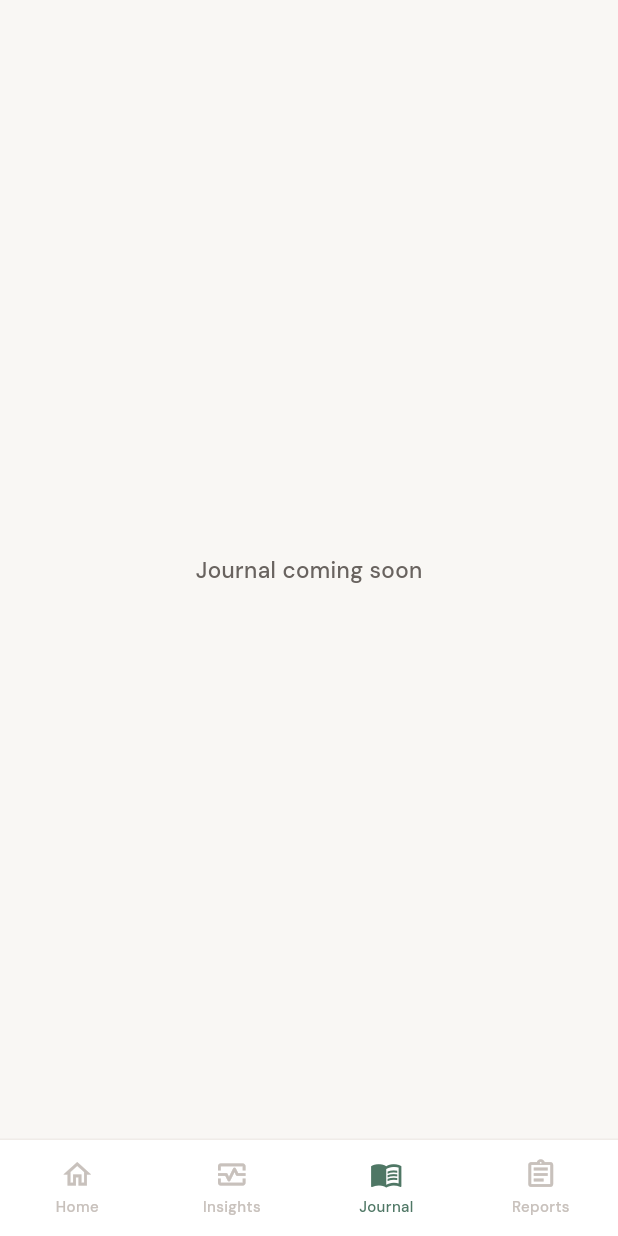
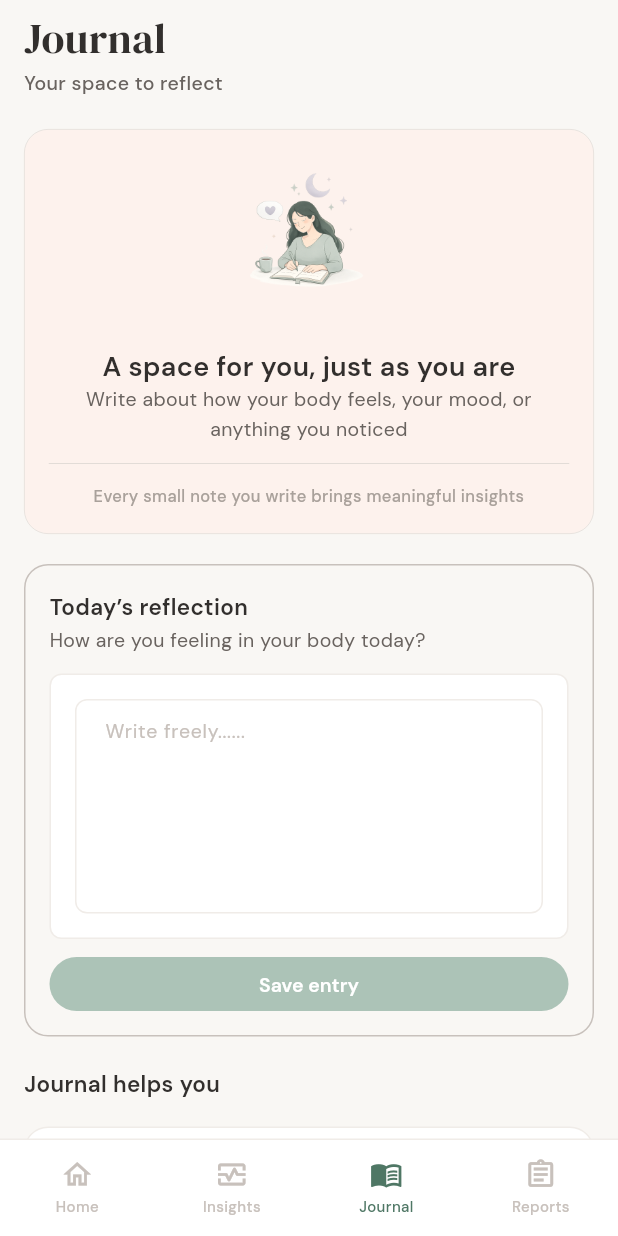
Before and after one commit to ritu-app/ritu, a Flutter app: the HomeScreen screen opened directly with empty values, item 3 of the bottom bar chosen, on a phone screen of 412 x 824 dp. Run offline on Flutter 3.47's test engine with Material 3 defaults, Android fonts, the phone set to English and light mode, and no system bars; our stand-ins replace google_fonts.

Commit message:
Impelement Journal tab

```diff
--- a/lib/features/home/home_screen.dart
+++ b/lib/features/home/home_screen.dart
@@ -3,6 +3,7 @@ import 'package:google_fonts/google_fonts.dart';
 
 import '../../theme/ritu_colors.dart';
 import '../insights/insights_screen.dart';
+import '../journal/journal_screen.dart';
 import '../settings/settings_screen.dart';
 import '../setup/widgets/ritu_calendar.dart';
 
@@ -90,6 +91,7 @@ class _HomeScreenState extends State<HomeScreen> {
                 1 => InsightsScreen(
                     onLogToday: () => setState(() => _tabIndex = 0),
                   ),
+                2 => const JournalScreen(),
                 _ => _PlaceholderTab(label: _tabLabel(_tabIndex)),
               },
             ),
--- /dev/null
+++ b/lib/features/journal/journal_screen.dart
@@ -0,0 +1,383 @@
+import 'package:flutter/material.dart';
+import 'package:google_fonts/google_fonts.dart';
+
+import '../../theme/ritu_colors.dart';
+
+/// New-user Journal tab: prompt to write plus benefits list.
+class JournalScreen extends StatefulWidget {
+  const JournalScreen({super.key});
+
+  @override
+  State<JournalScreen> createState() => _JournalScreenState();
+}
+
+class _JournalScreenState extends State<JournalScreen> {
+  final _controller = TextEditingController();
+  bool _hasText = false;
+
+  static const _heroBackground = Color(0xFFFDF2ED);
+  static const _heroBorder = Color(0xFFE2DDD8);
+
+  static const _helpItems = [
+    (
+      Icons.sentiment_satisfied_alt_outlined,
+      RituColors.fillCriticalSecondary,
+      RituColors.iconCritical,
+      'Reduce stress',
+      'Writing helps you release your thoughts',
+    ),
+    (
+      Icons.auto_awesome,
+      RituColors.fillPositiveSecondary,
+      RituColors.textPositive,
+      'Increase clarity',
+      'Journaling helps you think more clearly',
+    ),
+    (
+      Icons.hub_outlined,
+      RituColors.fillInfoSecondary,
+      RituColors.iconInfo,
+      'Improve well-being',
+      'Boost your mood and support daily balance',
+    ),
+    (
+      Icons.psychology_outlined,
+      RituColors.fillAttentionSecondary,
+      RituColors.iconAttention,
+      'Build self awareness',
+      'Learn from your thoughts and experiences',
+    ),
+  ];
+
+  @override
+  void initState() {
+    super.initState();
+    _controller.addListener(() {
+      final next = _controller.text.trim().isNotEmpty;
+      if (next != _hasText) setState(() => _hasText = next);
+    });
+  }
+
+  @override
+  void dispose() {
+    _controller.dispose();
+    super.dispose();
+  }
+
+  void _saveEntry() {
+    if (!_hasText) return;
+    _controller.clear();
+    FocusScope.of(context).unfocus();
+    ScaffoldMessenger.of(context).showSnackBar(
+      SnackBar(
+        content: Text(
+          'Entry saved',
+          style: GoogleFonts.dmSans(fontWeight: FontWeight.w500),
+        ),
+        behavior: SnackBarBehavior.floating,
+        backgroundColor: RituColors.sage600,
+      ),
+    );
+  }
+
+  @override
+  Widget build(BuildContext context) {
+    return ListView(
+      padding: const EdgeInsets.fromLTRB(16, 8, 16, 24),
+      children: [
+        Text(
+          'Journal',
+          style: GoogleFonts.dmSerifDisplay(
+            fontSize: 28,
+            fontWeight: FontWeight.w400,
+            height: 34 / 28,
+            color: RituColors.textPrimary,
+          ),
+        ),
+        const SizedBox(height: 4),
+        Text(
+          'Your space to reflect',
+          style: GoogleFonts.dmSans(
+            fontSize: 13,
+            fontWeight: FontWeight.w500,
+            height: 20 / 13,
+            color: RituColors.textSecondary,
+          ),
+        ),
+        const SizedBox(height: 20),
+        const _HeroCard(),
+        const SizedBox(height: 20),
+        _ReflectionCard(
+          controller: _controller,
+          canSave: _hasText,
+          onSave: _saveEntry,
+        ),
+        const SizedBox(height: 20),
+        Text(
+          'Journal helps you',
+          style: GoogleFonts.dmSans(
+            fontSize: 15,
+            fontWeight: FontWeight.w600,
+            height: 24 / 15,
+            color: RituColors.textPrimary,
+          ),
+        ),
+        const SizedBox(height: 16),
+        for (var i = 0; i < _helpItems.length; i++) ...[
+          if (i > 0) const SizedBox(height: 16),
+          _HelpRow(
+            icon: _helpItems[i].$1,
+            iconBackground: _helpItems[i].$2,
+            iconColor: _helpItems[i].$3,
+            title: _helpItems[i].$4,
+            subtitle: _helpItems[i].$5,
+          ),
+        ],
+      ],
+    );
+  }
+}
+
+class _HeroCard extends StatelessWidget {
+  const _HeroCard();
+
+  @override
+  Widget build(BuildContext context) {
+    return Container(
+      width: double.infinity,
+      padding: const EdgeInsets.all(16),
+      decoration: BoxDecoration(
+        color: _JournalScreenState._heroBackground,
+        borderRadius: BorderRadius.circular(16),
+        border: Border.all(
+          color: _JournalScreenState._heroBorder,
+          width: 0.5,
+        ),
+      ),
+      child: Column(
+        children: [
+          SizedBox(
+            width: 116,
+            height: 118,
+            child: Image.asset(
+              'assets/images/journal_reflection.png',
+              fit: BoxFit.contain,
+            ),
+          ),
+          const SizedBox(height: 12),
+          Text(
+            'A space for you, just as you are',
+            textAlign: TextAlign.center,
+            style: GoogleFonts.dmSans(
+              fontSize: 18,
+              fontWeight: FontWeight.w600,
+              height: 24 / 18,
+              color: RituColors.textPrimary,
+            ),
+          ),
+          Text(
+            'Write about how your body feels, your mood, or anything you noticed',
+            textAlign: TextAlign.center,
+            style: GoogleFonts.dmSans(
+              fontSize: 13,
+              fontWeight: FontWeight.w400,
+              height: 20 / 13,
+              color: RituColors.textSecondary,
+            ),
+          ),
+          const SizedBox(height: 12),
+          const Divider(
+            height: 1,
+            thickness: 0.5,
+            color: RituColors.divider,
+          ),
+          const SizedBox(height: 12),
+          Text(
+            'Every small note you write brings meaningful insights',
+            textAlign: TextAlign.center,
+            style: GoogleFonts.dmSans(
+              fontSize: 11,
+              fontWeight: FontWeight.w500,
+              height: 18 / 11,
+              color: RituColors.textTertiary,
+            ),
+          ),
+        ],
+      ),
+    );
+  }
+}
+
+class _ReflectionCard extends StatelessWidget {
+  const _ReflectionCard({
+    required this.controller,
+    required this.canSave,
+    required this.onSave,
+  });
+
+  final TextEditingController controller;
+  final bool canSave;
+  final VoidCallback onSave;
+
+  @override
+  Widget build(BuildContext context) {
+    return Container(
+      width: double.infinity,
+      padding: const EdgeInsets.all(16),
+      decoration: BoxDecoration(
+        borderRadius: BorderRadius.circular(16),
+        border: Border.all(color: RituColors.textDisabled),
+      ),
+      child: Column(
+        crossAxisAlignment: CrossAxisAlignment.start,
+        children: [
+          Text(
+            'Today’s reflection',
+            style: GoogleFonts.dmSans(
+              fontSize: 15,
+              fontWeight: FontWeight.w600,
+              height: 24 / 15,
+              color: RituColors.textPrimary,
+            ),
+          ),
+          Text(
+            'How are you feeling in your body today?',
+            style: GoogleFonts.dmSans(
+              fontSize: 13,
+              fontWeight: FontWeight.w400,
+              height: 20 / 13,
+              color: RituColors.textSecondary,
+            ),
+          ),
+          const SizedBox(height: 12),
+          Container(
+            width: double.infinity,
+            height: 177,
+            padding: const EdgeInsets.all(16),
+            decoration: BoxDecoration(
+              color: RituColors.fillElevated,
+              borderRadius: BorderRadius.circular(8),
+              border: Border.all(color: RituColors.borderSubtle),
+            ),
+            child: TextField(
+              controller: controller,
+              maxLines: null,
+              expands: true,
+              textAlignVertical: TextAlignVertical.top,
+              style: GoogleFonts.dmSans(
+                fontSize: 13,
+                fontWeight: FontWeight.w400,
+                height: 20 / 13,
+                color: RituColors.textPrimary,
+              ),
+              decoration: InputDecoration(
+                isCollapsed: true,
+                border: InputBorder.none,
+                hintText: 'Write freely......',
+                hintStyle: GoogleFonts.dmSans(
+                  fontSize: 13,
+                  fontWeight: FontWeight.w400,
+                  height: 20 / 13,
+                  color: RituColors.textDisabled,
+                ),
+              ),
+            ),
+          ),
+          const SizedBox(height: 12),
+          SizedBox(
+            width: double.infinity,
+            height: 36,
+            child: FilledButton(
+              onPressed: canSave ? onSave : null,
+              style: FilledButton.styleFrom(
+                backgroundColor: RituColors.sage500,
+                disabledBackgroundColor:
+                    RituColors.sage500.withValues(alpha: 0.5),
+                foregroundColor: RituColors.white,
+                disabledForegroundColor: RituColors.white,
+                elevation: 0,
+                padding: EdgeInsets.zero,
+                shape: const StadiumBorder(),
+                textStyle: GoogleFonts.dmSans(
+                  fontSize: 13,
+                  fontWeight: FontWeight.w600,
+                  height: 20 / 13,
+                ),
+              ),
+              child: const Text('Save entry'),
+            ),
+          ),
+        ],
+      ),
+    );
+  }
+}
+
+class _HelpRow extends StatelessWidget {
+  const _HelpRow({
+    required this.icon,
+    required this.iconBackground,
+    required this.iconColor,
+    required this.title,
+    required this.subtitle,
+  });
+
+  final IconData icon;
+  final Color iconBackground;
+  final Color iconColor;
+  final String title;
+  final String subtitle;
+
+  @override
+  Widget build(BuildContext context) {
+    return Container(
+      width: double.infinity,
+      padding: const EdgeInsets.all(16),
+      decoration: BoxDecoration(
+        color: RituColors.fillElevated,
+        borderRadius: BorderRadius.circular(16),
+        border: Border.all(color: RituColors.borderSubtle),
+      ),
+      child: Row(
+        children: [
+          Container(
+            width: 32,
+            height: 32,
+            alignment: Alignment.center,
+            decoration: BoxDecoration(
+              color: iconBackground,
+              borderRadius: BorderRadius.circular(8),
+            ),
+            child: Icon(icon, size: 16, color: iconColor),
+          ),
+          const SizedBox(width: 16),
+          Expanded(
+            child: Column(
+              crossAxisAlignment: CrossAxisAlignment.start,
+              children: [
+                Text(
+                  title,
+                  style: GoogleFonts.dmSans(
+                    fontSize: 13,
+                    fontWeight: FontWeight.w600,
+                    height: 20 / 13,
+                    color: RituColors.textPrimary,
+                  ),
+                ),
+                Text(
+                  subtitle,
+                  style: GoogleFonts.dmSans(
+                    fontSize: 11,
+                    fontWeight: FontWeight.w500,
+                    height: 18 / 11,
+                    color: RituColors.textTertiary,
+                  ),
+                ),
+              ],
+            ),
+          ),
+        ],
+      ),
+    );
+  }
+}
--- a/pubspec.yaml
+++ b/pubspec.yaml
@@ -58,6 +58,7 @@ flutter:
   assets:
     - assets/images/ritu_logo.png
     - assets/images/insights_journey.png
+    - assets/images/journal_reflection.png
 
   # An image asset can refer to one or more resolution-specific "variants", see
   # https://flutter.dev/to/resolution-aware-images
```
Also changed, not shown: assets/images/journal_reflection.png (added), 1 other file.
